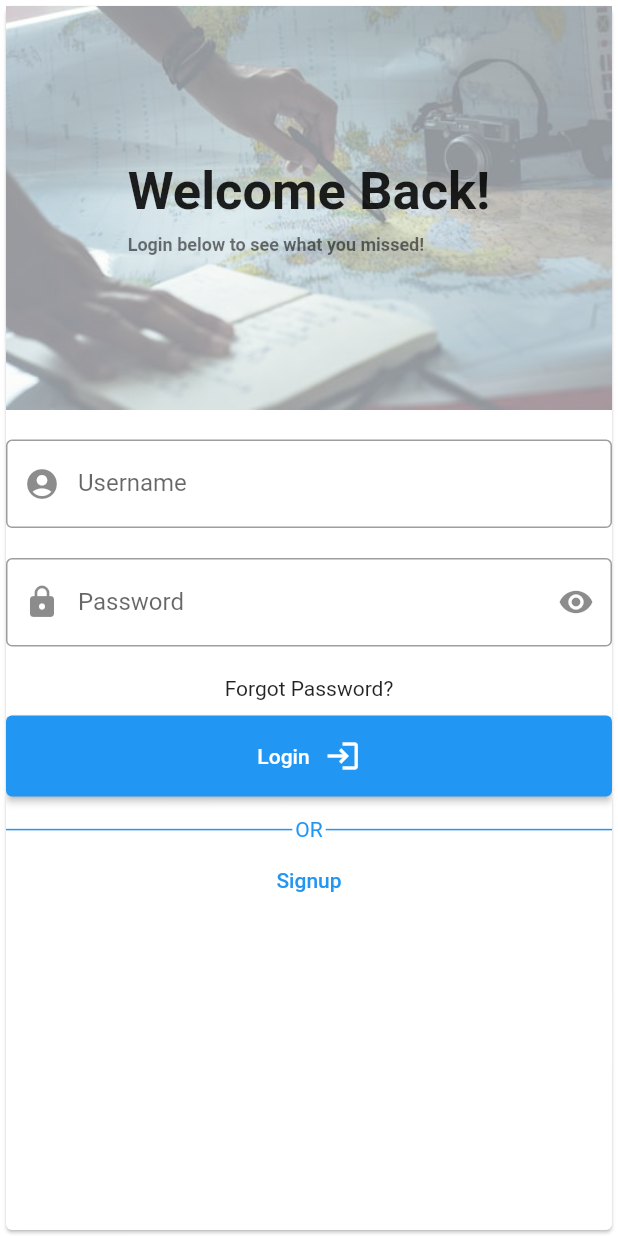
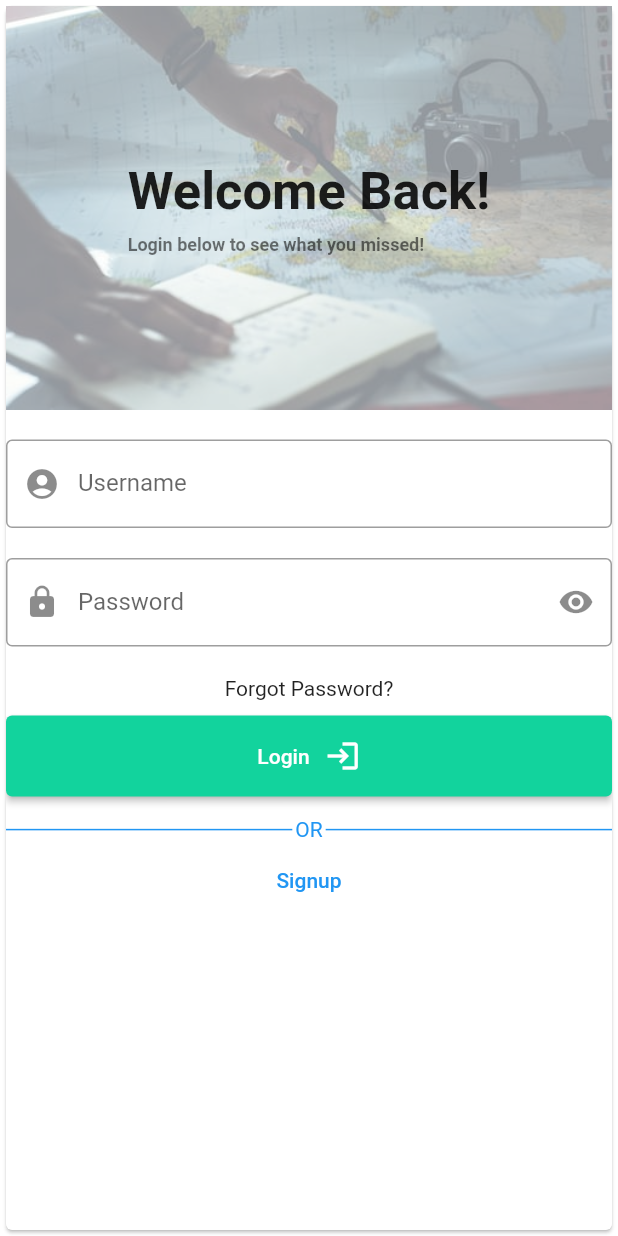
Before and after one commit to CSCI4100U-Mobile-Dev-Group10/Snapmap, a Flutter app: the screen it shows after launch, on a phone screen of 412 x 824 dp. Run offline on Flutter 3.47's test engine with Material 2 defaults, Android fonts, the light colour scheme and no system bars; our stand-ins replace camera, cloud_firestore, firebase_core, firebase_storage, flutter_map, geolocator and 4 more; missing offline and left inert: camera_web, cloud_firestore_web, firebase_core_web, firebase_storage_web, geolocator_web, image_picker_for_web and 1 more; accounts and stored records are empty.

Commit message:
add file for color theme for primary swatch and switch color theme

```diff
--- a/lib/main.dart
+++ b/lib/main.dart
@@ -4,6 +4,7 @@ import 'package:snapmap/services/camera_service.dart';
 import 'screens/auth_screen.dart';
 import 'package:firebase_core/firebase_core.dart';
 import 'package:snapmap/widgets/organisms/nav_controller.dart';
+import 'widgets/themes/dark_green.dart';
 
 void main() async {
   WidgetsFlutterBinding.ensureInitialized();
@@ -21,7 +22,7 @@ class SnapMap extends StatelessWidget {
     return MaterialApp(
       title: 'SnapMap',
       theme: ThemeData(
-        primarySwatch: Colors.blue,
+        primarySwatch: MaterialColor(0xFF0EA47A, darkGreen),
       ),
       routes: {
         AuthScreen.routeId: (_) => const AuthScreen(),
--- a/lib/widgets/organisms/auth/login_form.dart
+++ b/lib/widgets/organisms/auth/login_form.dart
@@ -224,7 +224,7 @@ class _LoginFormState extends State<LoginForm> {
                   style: ElevatedButton.styleFrom(
                       padding: const EdgeInsets.only(
                           top: 15, bottom: 15, left: 70, right: 70),
-                      primary: Colors.blue),
+                      primary: const Color(0xFF12D39D)),
                   onPressed: () async {
                     if (_formKey.currentState!.validate()) {
                       _formKey.currentState!.save();
@@ -300,7 +300,9 @@ class _LoginFormState extends State<LoginForm> {
             ],
           ),
         ),
-        const SizedBox(height: 245,),
+        const SizedBox(
+          height: 245,
+        ),
       ],
     );
   }
--- /dev/null
+++ b/lib/widgets/themes/dark_green.dart
@@ -0,0 +1,15 @@
+import 'package:flutter/material.dart';
+
+// dark green
+Map<int, Color> darkGreen = {
+  50: const Color(0x0EA47AFF),
+  100: const Color(0x0EA47AFF),
+  200: const Color(0x0EA47AFF),
+  300: const Color(0x0EA47AFF),
+  400: const Color(0x0EA47AFF),
+  500: const Color(0x0EA47AFF),
+  600: const Color(0x0EA47AFF),
+  700: const Color(0x0EA47AFF),
+  800: const Color(0x0EA47AFF),
+  900: const Color(0x0EA47AFF),
+};
```
